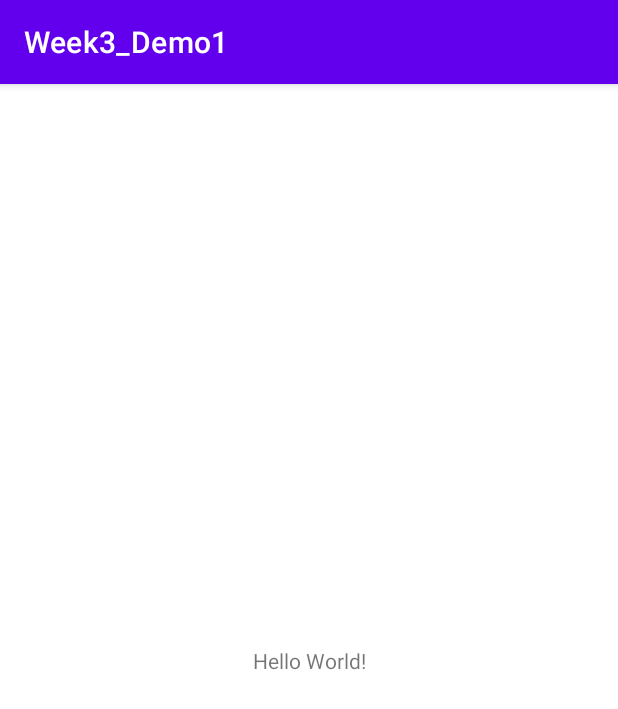
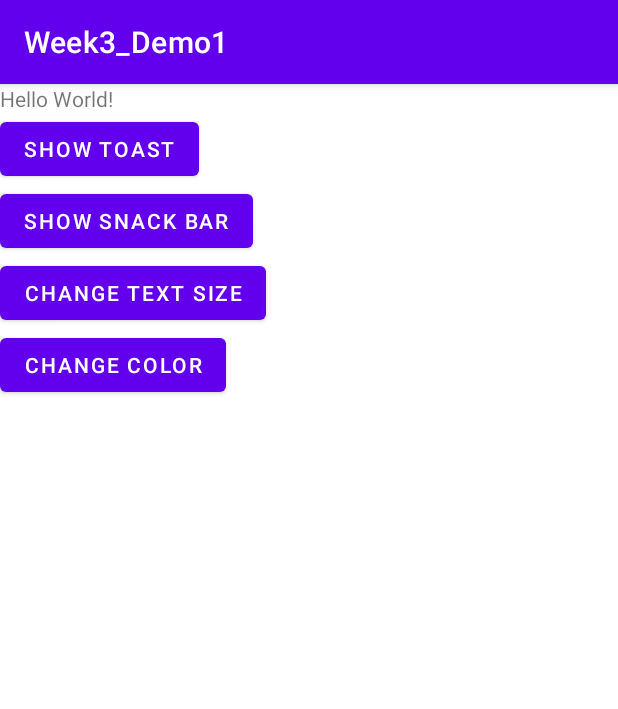
Before and after one commit to bryanhennes/Week3_Demo1, an Android app: the screen it shows after launch (MainActivity), on a phone screen of 412 x 824 dp. Shown: the top 709 px of the screen. Run offline under Robolectric (Android 15) with nearby library versions, the phone set to English and light mode, and no system bars.

Commit message:
week3 demo 1 added buttons

```diff
--- a/app/src/main/java/com/example/week3_demo1/MainActivity.java
+++ b/app/src/main/java/com/example/week3_demo1/MainActivity.java
@@ -3,12 +3,82 @@ package com.example.week3_demo1;
 import androidx.appcompat.app.AppCompatActivity;
 
 import android.os.Bundle;
+import android.view.View;
+import android.widget.Button;
+import android.widget.TextView;
+import android.widget.Toast;
+
+import com.google.android.material.snackbar.Snackbar;
 
 public class MainActivity extends AppCompatActivity {
-
+int i =0;
+    TextView mTextView3;
+    Button button1;
+    Button button2;
+    Button button3;
+    Button button4;
     @Override
     protected void onCreate(Bundle savedInstanceState) {
         super.onCreate(savedInstanceState);
         setContentView(R.layout.activity_main);
+
+        mTextView3 = (TextView)findViewById(R.id.tv1);
+        mTextView3.setOnClickListener(new MyLstnr());
+
+        button1 = (Button)findViewById(R.id.btn1);
+        button1.setOnClickListener(view ->{
+            button1.setTextSize(14+i++);
+        });
+
+        button2 = (Button)findViewById(R.id.btn2);
+        button2.setOnClickListener(this::showToast);
+
+        button3 = (Button)findViewById(R.id.btn3);
+        button3.setOnClickListener((new Button3Listener()));
+
+        button4 = (Button)findViewById(R.id.btn4);
+
+
+
+    }
+
+    private void showToast(View view) {
+        Toast.makeText(MainActivity.this, "Bryan Hennes", Toast.LENGTH_LONG).show();
+
+    }
+
+    private void changeTheSiz(View view) {
+        //mTextView3.setTextSize(14+i++);
+    }
+
+    public void showSnackBar(View view) {
+        Snackbar sb = Snackbar.make(view, "This is a snack bar", Snackbar.LENGTH_LONG);
+        sb.show();
+    }
+
+    class MyLstnr implements View.OnClickListener{
+
+        @Override
+        public void onClick(View view) {
+            Toast.makeText(MainActivity.this, "Bryan Hennes", Toast.LENGTH_LONG).show();
+
+            Snackbar sb = Snackbar.make(view, "Hennes, Bryan", Snackbar.LENGTH_LONG);
+            sb.show();
+        }
+    }
+
+    class Button3Listener implements View.OnClickListener{
+
+        @Override
+        public void onClick(View view) {
+            button3.setTextColor(135);
+        }
+    }
+
+    @Override
+    protected void onStart(){
+        super.onStart();
+
+
     }
 }
--- a/app/src/main/res/layout/activity_main.xml
+++ b/app/src/main/res/layout/activity_main.xml
@@ -1,18 +1,47 @@
 <?xml version="1.0" encoding="utf-8"?>
-<androidx.constraintlayout.widget.ConstraintLayout xmlns:android="http://schemas.android.com/apk/res/android"
+<LinearLayout xmlns:android="http://schemas.android.com/apk/res/android"
     xmlns:app="http://schemas.android.com/apk/res-auto"
     xmlns:tools="http://schemas.android.com/tools"
     android:layout_width="match_parent"
     android:layout_height="match_parent"
+    android:orientation="vertical"
     tools:context=".MainActivity">
 
     <TextView
+        android:id="@+id/tv1"
         android:layout_width="wrap_content"
         android:layout_height="wrap_content"
         android:text="Hello World!"
-        app:layout_constraintBottom_toBottomOf="parent"
-        app:layout_constraintLeft_toLeftOf="parent"
-        app:layout_constraintRight_toRightOf="parent"
-        app:layout_constraintTop_toTopOf="parent" />
+         />
 
-</androidx.constraintlayout.widget.ConstraintLayout>
+    <Button
+        android:id="@+id/btn1"
+        android:layout_width="wrap_content"
+        android:layout_height="wrap_content"
+        android:text="Show Toast"
+    />
+
+    <Button
+        android:id="@+id/btn2"
+        android:layout_width="wrap_content"
+        android:layout_height="wrap_content"
+        android:text="Show Snack Bar"
+        android:onClick="showSnackBar"
+
+        />
+
+    <Button
+        android:id="@+id/btn3"
+        android:layout_width="wrap_content"
+        android:layout_height="wrap_content"
+        android:text="Change Text Size"
+        />
+
+    <Button
+        android:id="@+id/btn4"
+        android:layout_width="wrap_content"
+        android:layout_height="wrap_content"
+        android:text="Change Color"
+        />
+
+</LinearLayout>
```
